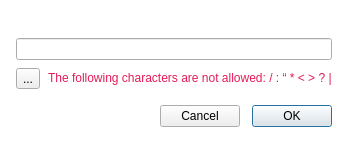
First picture: the form in src/MEGASync/gui/ui/NodeNameSetterDialog.ui, repository meganz/MEGAsync, before the edit.
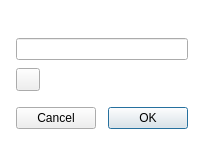
Second picture: the form after the edit. Icons and pictures are not drawn. Custom widgets are drawn as their Qt base class.

```diff
--- a/src/MEGASync/gui/ui/NodeNameSetterDialog.ui
+++ b/src/MEGASync/gui/ui/NodeNameSetterDialog.ui
@@ -101,7 +101,7 @@
          <item>
           <widget class="IconLabel" name="errorIcon">
            <property name="text">
-            <string>...</string>
+            <string notr="true"/>
            </property>
            <property name="icon">
             <iconset resource="../Resources_common.qrc">
@@ -115,7 +115,7 @@
          <item>
           <widget class="QLabel" name="errorLabel">
            <property name="text">
-            <string>The following characters are not allowed:  / : “ * &lt; &gt; ? |</string>
+            <string/>
            </property>
           </widget>
          </item>
```
